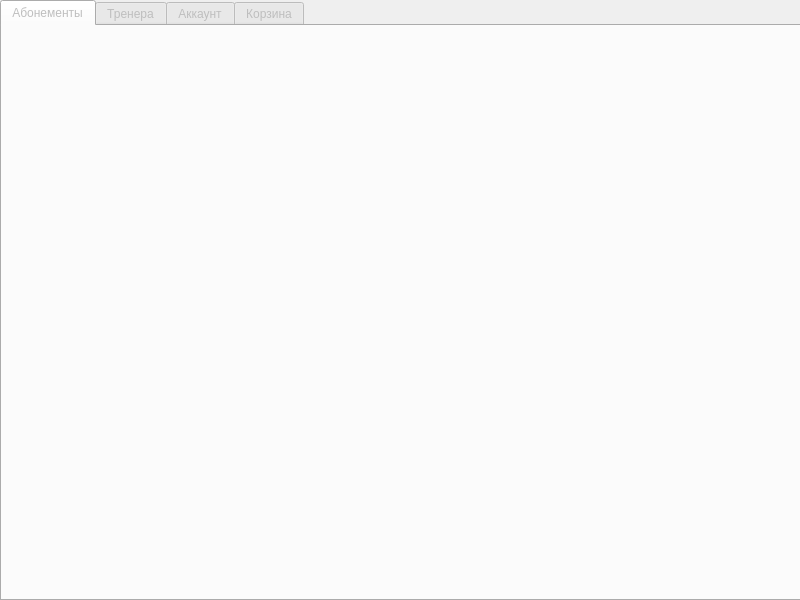
Old version of the form FINTESS_CENTRE/mainwindow.ui in the repository bartem1us/Fitness_Centre.
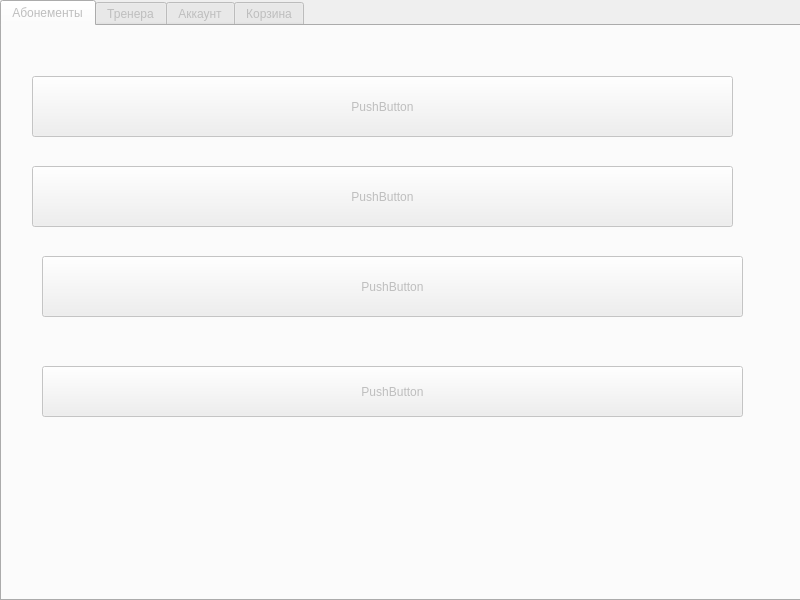
New version of the form. Icons and pictures are not drawn.

```diff
--- a/FINTESS_CENTRE/mainwindow.ui
+++ b/FINTESS_CENTRE/mainwindow.ui
@@ -29,6 +29,12 @@
       <height>601</height>
      </rect>
     </property>
+    <property name="styleSheet">
+     <string notr="true">QWidget 		  {
+                          background-image: url(C:/DB_FINTESS_CENTRE/FINTESS_CENTRE/fitnes_image.jpg);
+                          background-position: center;
+                          }</string>
+    </property>
     <property name="currentIndex">
      <number>0</number>
     </property>
@@ -36,6 +42,58 @@
      <attribute name="title">
       <string>Абонементы</string>
      </attribute>
+     <widget class="QPushButton" name="pushButton">
+      <property name="geometry">
+       <rect>
+        <x>30</x>
+        <y>50</y>
+        <width>701</width>
+        <height>61</height>
+       </rect>
+      </property>
+      <property name="text">
+       <string>PushButton</string>
+      </property>
+     </widget>
+     <widget class="QPushButton" name="pushButton_2">
+      <property name="geometry">
+       <rect>
+        <x>30</x>
+        <y>140</y>
+        <width>701</width>
+        <height>61</height>
+       </rect>
+      </property>
+      <property name="text">
+       <string>PushButton</string>
+      </property>
+     </widget>
+     <widget class="QPushButton" name="pushButton_3">
+      <property name="geometry">
+       <rect>
+        <x>40</x>
+        <y>230</y>
+        <width>701</width>
+        <height>61</height>
+       </rect>
+      </property>
+      <property name="text">
+       <string>PushButton</string>
+      </property>
+     </widget>
+     <widget class="QPushButton" name="pushButton_4">
+      <property name="geometry">
+       <rect>
+        <x>40</x>
+        <y>340</y>
+        <width>701</width>
+        <height>51</height>
+       </rect>
+      </property>
+      <property name="text">
+       <string>PushButton</string>
+      </property>
+     </widget>
     </widget>
     <widget class="QWidget" name="tab_2">
      <attribute name="title">
```
